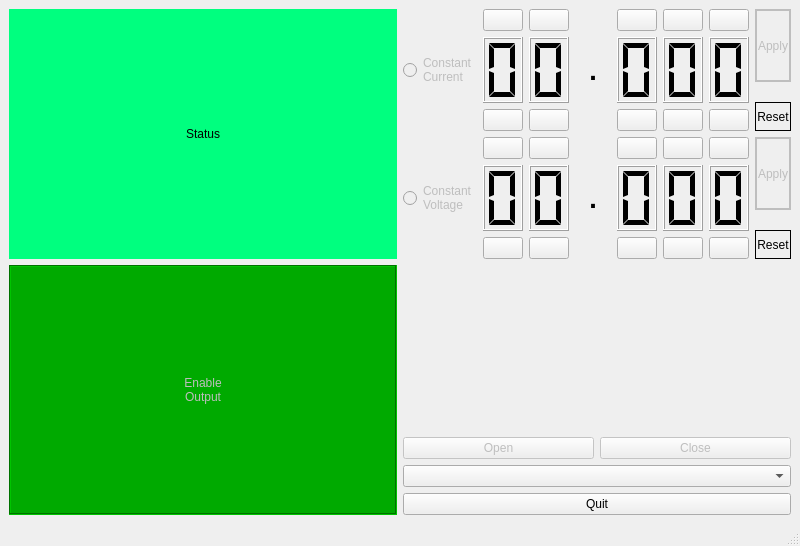
Old version of the form PsuGuiControl/mainwindow.ui in the repository bogflap/RemoteControlledPsu.
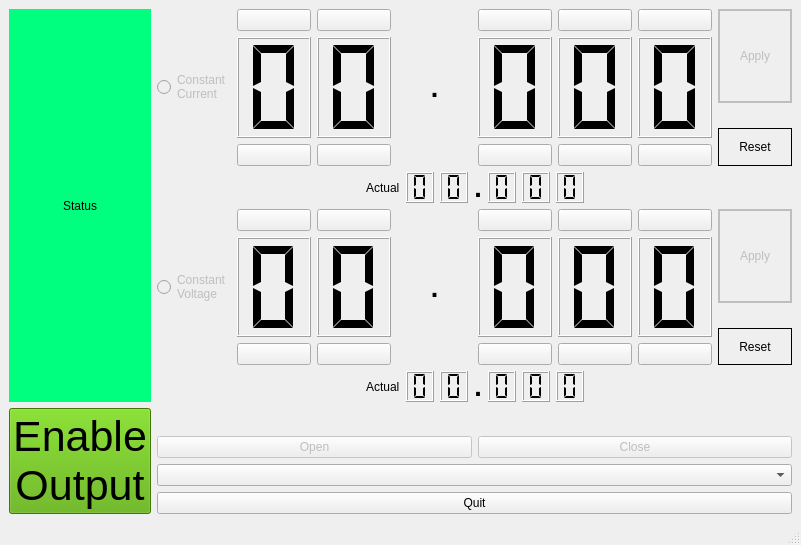
New version of the form. Icons and pictures are not drawn.

Commit message: Added in signals/slots for GUI

What changed in the file:
```diff
--- a/PsuGuiControl/mainwindow.ui
+++ b/PsuGuiControl/mainwindow.ui
@@ -6,17 +6,17 @@
    <rect>
     <x>0</x>
     <y>0</y>
-    <width>800</width>
-    <height>546</height>
+    <width>801</width>
+    <height>545</height>
    </rect>
   </property>
   <property name="windowTitle">
    <string>MainWindow</string>
   </property>
   <widget class="QWidget" name="centralwidget">
-   <layout class="QGridLayout" name="gridLayout">
+   <layout class="QGridLayout" name="gridLayout" rowstretch="20,1">
     <item row="0" column="0">
-     <widget class="QLabel" name="label_8">
+     <widget class="QLabel" name="status">
       <property name="styleSheet">
        <string notr="true">background-color: rgb(0, 255, 127);</string>
       </property>
@@ -38,7 +38,7 @@
      </widget>
     </item>
     <item row="0" column="1">
-     <layout class="QVBoxLayout" name="verticalLayout_14">
+     <layout class="QVBoxLayout" name="verticalLayout" stretch="20,1,20,1">
       <item>
        <layout class="QHBoxLayout" name="horizontalLayout_2">
         <item>
@@ -369,6 +369,164 @@
         </item>
        </layout>
       </item>
+      <item>
+       <layout class="QHBoxLayout" name="horizontalLayout_5">
+        <item>
+         <spacer name="horizontalSpacer">
+          <property name="orientation">
+           <enum>Qt::Horizontal</enum>
+          </property>
+          <property name="sizeHint" stdset="0">
+           <size>
+            <width>40</width>
+            <height>20</height>
+           </size>
+          </property>
+         </spacer>
+        </item>
+        <item>
+         <widget class="QLabel" name="label">
+          <property name="text">
+           <string>Actual</string>
+          </property>
+         </widget>
+        </item>
+        <item>
+         <widget class="QLCDNumber" name="actualAmpsTens">
+          <property name="sizePolicy">
+           <sizepolicy hsizetype="Minimum" vsizetype="Minimum">
+            <horstretch>0</horstretch>
+            <verstretch>0</verstretch>
+           </sizepolicy>
+          </property>
+          <property name="font">
+           <font>
+            <pointsize>10</pointsize>
+           </font>
+          </property>
+          <property name="digitCount">
+           <number>1</number>
+          </property>
+          <property name="segmentStyle">
+           <enum>QLCDNumber::Flat</enum>
+          </property>
+         </widget>
+        </item>
+        <item>
+         <widget class="QLCDNumber" name="actualAmpsOnes">
+          <property name="sizePolicy">
+           <sizepolicy hsizetype="Minimum" vsizetype="Minimum">
+            <horstretch>0</horstretch>
+            <verstretch>0</verstretch>
+           </sizepolicy>
+          </property>
+          <property name="font">
+           <font>
+            <pointsize>10</pointsize>
+           </font>
+          </property>
+          <property name="digitCount">
+           <number>1</number>
+          </property>
+          <property name="segmentStyle">
+           <enum>QLCDNumber::Flat</enum>
+          </property>
+         </widget>
+        </item>
+        <item>
+         <widget class="QLabel" name="label_8">
+          <property name="font">
+           <font>
+            <pointsize>20</pointsize>
+            <bold>true</bold>
+           </font>
+          </property>
+          <property name="text">
+           <string>.</string>
+          </property>
+          <property name="alignment">
+           <set>Qt::AlignCenter</set>
+          </property>
+         </widget>
+        </item>
+        <item>
+         <widget class="QLCDNumber" name="actualAmpsTenths">
+          <property name="sizePolicy">
+           <sizepolicy hsizetype="Minimum" vsizetype="Minimum">
+            <horstretch>0</horstretch>
+            <verstretch>0</verstretch>
+           </sizepolicy>
+          </property>
+          <property name="font">
+           <font>
+            <pointsize>10</pointsize>
+           </font>
+          </property>
+          <property name="digitCount">
+           <number>1</number>
+          </property>
+          <property name="segmentStyle">
+           <enum>QLCDNumber::Flat</enum>
+          </property>
+         </widget>
+        </item>
+        <item>
+         <widget class="QLCDNumber" name="actualAmpsHundreths">
+          <property name="sizePolicy">
+           <sizepolicy hsizetype="Minimum" vsizetype="Minimum">
+            <horstretch>0</horstretch>
+            <verstretch>0</verstretch>
+           </sizepolicy>
+          </property>
+          <property name="font">
+           <font>
+            <pointsize>10</pointsize>
+           </font>
+          </property>
+          <property name="digitCount">
+           <number>1</number>
+          </property>
+          <property name="segmentStyle">
+           <enum>QLCDNumber::Flat</enum>
+          </property>
+         </widget>
+        </item>
+        <item>
+         <widget class="QLCDNumber" name="actualAmpsThousandths">
+          <property name="sizePolicy">
+           <sizepolicy hsizetype="Minimum" vsizetype="Minimum">
+            <horstretch>0</horstretch>
+            <verstretch>0</verstretch>
+           </sizepolicy>
+          </property>
+          <property name="font">
+           <font>
+            <pointsize>10</pointsize>
+           </font>
+          </property>
+          <property name="digitCount">
+           <number>1</number>
+          </property>
+          <property name="segmentStyle">
+           <enum>QLCDNumber::Flat</enum>
+          </property>
+         </widget>
+        </item>
+        <item>
+         <spacer name="horizontalSpacer_2">
+          <property name="orientation">
+           <enum>Qt::Horizontal</enum>
+          </property>
+          <property name="sizeHint" stdset="0">
+           <size>
+            <width>40</width>
+            <height>20</height>
+           </size>
+          </property>
+         </spacer>
+        </item>
+       </layout>
+      </item>
       <item>
        <layout class="QHBoxLayout" name="horizontalLayout_3">
         <item>
@@ -687,36 +845,186 @@
         </item>
        </layout>
       </item>
+      <item>
+       <layout class="QHBoxLayout" name="horizontalLayout_6">
+        <item>
+         <spacer name="horizontalSpacer_3">
+          <property name="orientation">
+           <enum>Qt::Horizontal</enum>
+          </property>
+          <property name="sizeHint" stdset="0">
+           <size>
+            <width>40</width>
+            <height>20</height>
+           </size>
+          </property>
+         </spacer>
+        </item>
+        <item>
+         <widget class="QLabel" name="label_2">
+          <property name="text">
+           <string>Actual</string>
+          </property>
+         </widget>
+        </item>
+        <item>
+         <widget class="QLCDNumber" name="actualVoltsTens">
+          <property name="sizePolicy">
+           <sizepolicy hsizetype="Minimum" vsizetype="Minimum">
+            <horstretch>0</horstretch>
+            <verstretch>0</verstretch>
+           </sizepolicy>
+          </property>
+          <property name="font">
+           <font>
+            <pointsize>10</pointsize>
+           </font>
+          </property>
+          <property name="digitCount">
+           <number>1</number>
+          </property>
+          <property name="segmentStyle">
+           <enum>QLCDNumber::Flat</enum>
+          </property>
+         </widget>
+        </item>
+        <item>
+         <widget class="QLCDNumber" name="actualVoltsOnes">
+          <property name="sizePolicy">
+           <sizepolicy hsizetype="Minimum" vsizetype="Minimum">
+            <horstretch>0</horstretch>
+            <verstretch>0</verstretch>
+           </sizepolicy>
+          </property>
+          <property name="font">
+           <font>
+            <pointsize>10</pointsize>
+           </font>
+          </property>
+          <property name="digitCount">
+           <number>1</number>
+          </property>
+          <property name="segmentStyle">
+           <enum>QLCDNumber::Flat</enum>
+          </property>
+         </widget>
+        </item>
+        <item>
+         <widget class="QLabel" name="label_12">
+          <property name="font">
+           <font>
+            <pointsize>20</pointsize>
+            <bold>true</bold>
+           </font>
+          </property>
+          <property name="text">
+           <string>.</string>
+          </property>
+          <property name="alignment">
+           <set>Qt::AlignCenter</set>
+          </property>
+         </widget>
+        </item>
+        <item>
+         <widget class="QLCDNumber" name="actualVoltsTenths">
+          <property name="sizePolicy">
+           <sizepolicy hsizetype="Minimum" vsizetype="Minimum">
+            <horstretch>0</horstretch>
+            <verstretch>0</verstretch>
+           </sizepolicy>
+          </property>
+          <property name="font">
+           <font>
+            <pointsize>10</pointsize>
+           </font>
+          </property>
+          <property name="digitCount">
+           <number>1</number>
+          </property>
+          <property name="segmentStyle">
+           <enum>QLCDNumber::Flat</enum>
+          </property>
+         </widget>
+        </item>
+        <item>
+         <widget class="QLCDNumber" name="actualVoltsHundreths">
+          <property name="sizePolicy">
+           <sizepolicy hsizetype="Minimum" vsizetype="Minimum">
+            <horstretch>0</horstretch>
+            <verstretch>0</verstretch>
+           </sizepolicy>
+          </property>
+          <property name="font">
+           <font>
+            <pointsize>10</pointsize>
+           </font>
+          </property>
+          <property name="digitCount">
+           <number>1</number>
+          </property>
+          <property name="segmentStyle">
+           <enum>QLCDNumber::Flat</enum>
+          </property>
+         </widget>
+        </item>
+        <item>
+         <widget class="QLCDNumber" name="actualVoltsThousandths_2">
+          <property name="sizePolicy">
+           <sizepolicy hsizetype="Minimum" vsizetype="Minimum">
+            <horstretch>0</horstretch>
+            <verstretch>0</verstretch>
+           </sizepolicy>
+          </property>
+          <property name="font">
+           <font>
+            <pointsize>10</pointsize>
+           </font>
+          </property>
+          <property name="digitCount">
+           <number>1</number>
+          </property>
+          <property name="segmentStyle">
+           <enum>QLCDNumber::Flat</enum>
+          </property>
+         </widget>
+        </item>
+        <item>
+         <spacer name="horizontalSpacer_4">
+          <property name="orientation">
+           <enum>Qt::Horizontal</enum>
+          </property>
+          <property name="sizeHint" stdset="0">
+           <size>
+            <width>40</width>
+            <height>20</height>
+           </size>
+          </property>
+         </spacer>
+        </item>
+       </layout>
+      </item>
      </layout>
     </item>
     <item row="1" column="0">
-     <widget class="QLabel" name="label_12">
-      <property name="enabled">
-       <bool>false</bool>
+     <widget class="QPushButton" name="enableOutput">
+      <property name="sizePolicy">
+       <sizepolicy hsizetype="Minimum" vsizetype="Minimum">
+        <horstretch>0</horstretch>
+        <verstretch>0</verstretch>
+       </sizepolicy>
+      </property>
+      <property name="font">
+       <font>
+        <pointsize>32</pointsize>
+       </font>
       </property>
       <property name="styleSheet">
-       <string notr="true">background-color: rgb(0, 170, 0);
-font: 72pt &quot;Sans Serif&quot;;</string>
-      </property>
-      <property name="frameShape">
-       <enum>QFrame::Box</enum>
-      </property>
-      <property name="frameShadow">
-       <enum>QFrame::Sunken</enum>
-      </property>
-      <property name="lineWidth">
-       <number>1</number>
+       <string notr="true">background-color: rgb(85, 170, 0);</string>
       </property>
       <property name="text">
        <string>Enable
 Output</string>
       </property>
-      <property name="alignment">
-       <set>Qt::AlignCenter</set>
-      </property>
-      <property name="textInteractionFlags">
-       <set>Qt::NoTextInteraction</set>
-      </property>
      </widget>
     </item>
     <item row="1" column="1">
```
Left out of the diff: 78 changed lines with no effect on the pictures. The commit also changes 2 other files.
